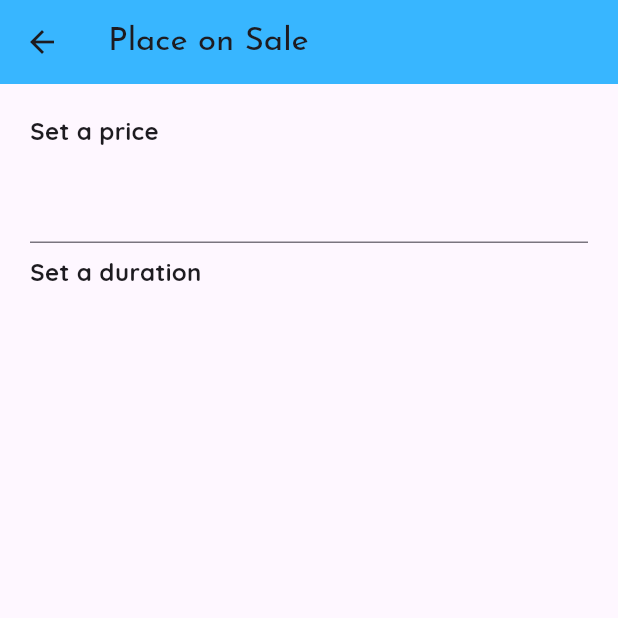
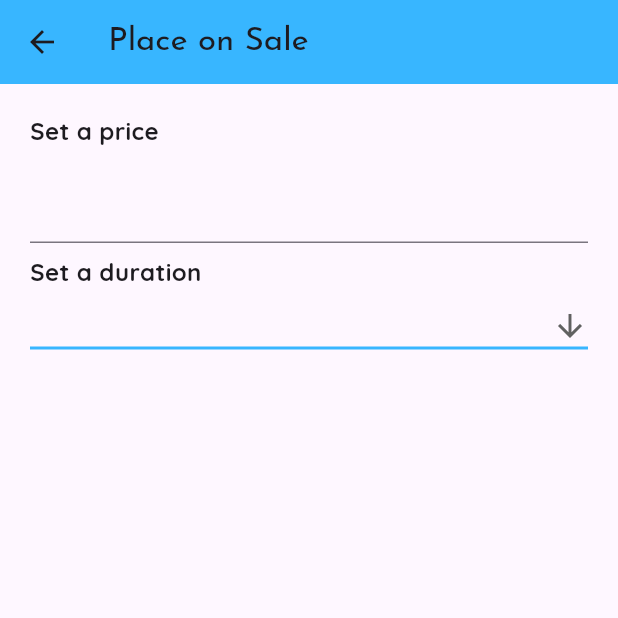
Before and after one commit to Killpit/MobNFT-App, a Flutter app: the PlaceOnSale screen opened directly with empty values, on a phone screen of 412 x 824 dp, the top half of it. Run offline on Flutter 3.47's test engine with Material 2 defaults, Android fonts, the phone set to English and light mode, and no system bars; our stand-ins replace bottom_navy_bar, dio, dotted_border, flutter_lorem, google_fonts, image_picker; missing offline and left inert: empty_widget, flutter_circular_text, status_alert, turn_page_transition, web3dart; project files that could hold a hidden picture were left out.

Commit message:
7 Tem 2023 13:59

```diff
--- a/mobile_nft/lib/features/PlaceOnSale/presentation/place_on_sale.dart
+++ b/mobile_nft/lib/features/PlaceOnSale/presentation/place_on_sale.dart
@@ -59,6 +59,28 @@
                   fontSize: 16),
               ),
             ),
+            DropdownButton<String>(
+              isExpanded: true,
+              value: dropdownValue,
+              icon: const Icon(Icons.arrow_downward),
+              elevation: 16,
+              style: const TextStyle(color: darkColor),
+              underline: Container(
+                height: 2,
+                color: brandColor,
+              ),
+              onChanged: (String? value) {
+                setState(() {
+                  dropdownValue = value!;
+                });
+              },
+              items: list.map<DropdownMenuItem<String>>((String value) {
+                return DropdownMenuItem<String>(
+                  value: value,
+                  child: Text(value),
+                );
+              }).toList(),
+            ),
 
           ]
         )
```
